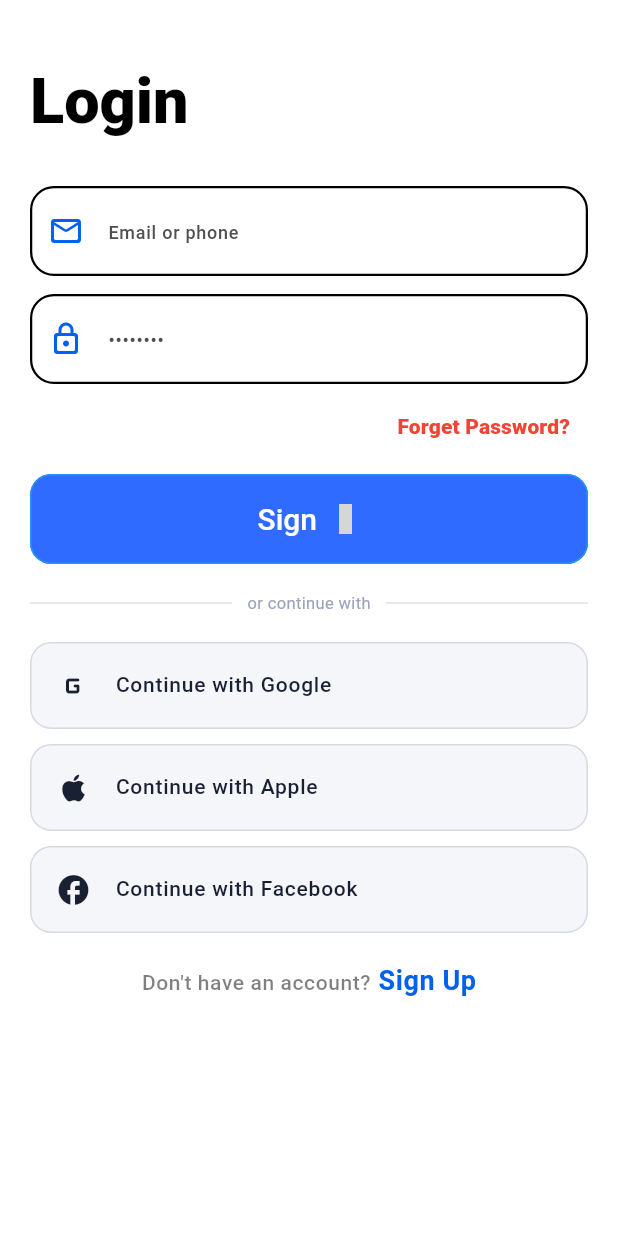
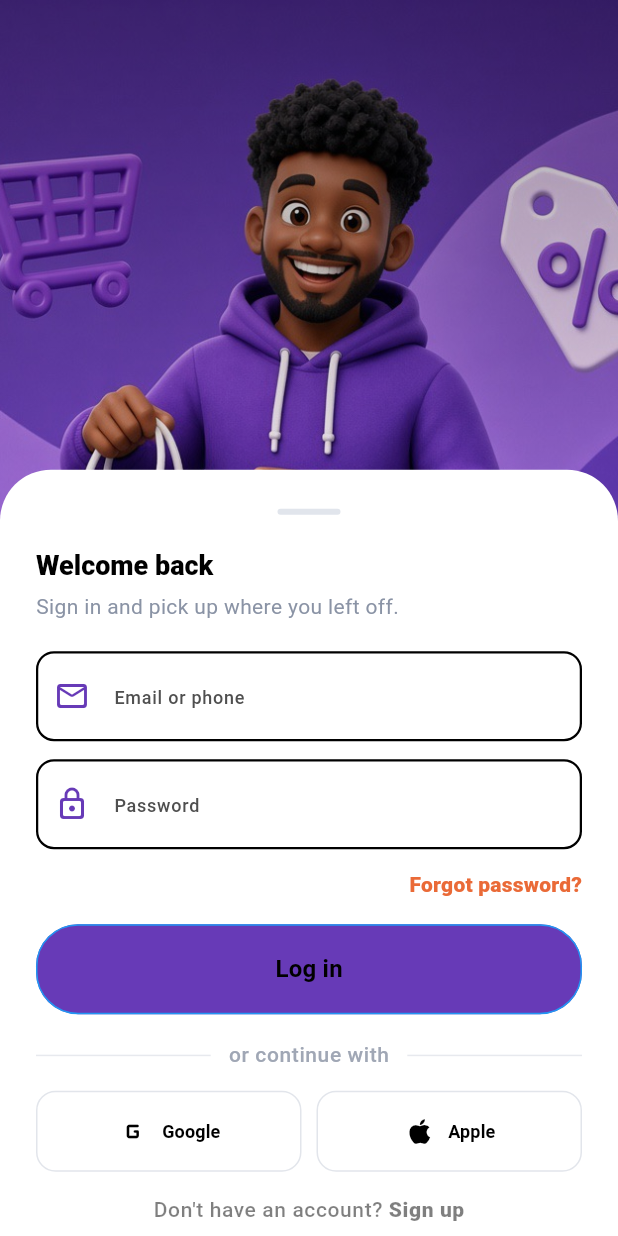
Before and after one commit to moohramadan/primestore_demo, a Flutter app: the screen it shows after launch, on a phone screen of 412 x 824 dp. Run offline on Flutter 3.47's test engine with Material 3 defaults, Android fonts, the phone set to English and light mode, and no system bars; our stand-ins replace carousel_slider, cloud_firestore, connectivity_plus, flutter_rating_bar, flutter_secure_storage, font_awesome_flutter and 8 more; accounts and stored records are empty; network calls fail; Roboto replaces fonts that are missing (Poppins); grey boxes are pictures that could not be loaded.

Commit message:
login changes

```diff
--- a/primestore_demo_app/lib/features/autentication/screens/login/login screen.dart
+++ b/primestore_demo_app/lib/features/autentication/screens/login/login screen.dart
@@ -1,134 +1,234 @@
-import 'package:demo_project/common/widgets/images/t_rounded_image.dart';
 import 'package:demo_project/common/widgets/textfield/textfield_rounded.dart';
-import 'package:demo_project/common/widgets/texts/t_create_account_question.dart';
-import 'package:demo_project/common/widgets/texts/t_headline.dart';
 import 'package:demo_project/data/repositories/auth_repository.dart';
 import 'package:demo_project/data/services/google_auth_service.dart';
 import 'package:demo_project/features/autentication/controllers/login_controller.dart';
 import 'package:demo_project/features/autentication/controllers/user_controller.dart';
-import 'package:demo_project/features/autentication/screens/login/widgets/glass_login_slider.dart';
 import 'package:demo_project/features/autentication/screens/signup.dart/signup%20screen.dart';
 import 'package:demo_project/navigation/navigation%20menu.dart';
 import 'package:demo_project/utils/constants/colors.dart';
-import 'package:demo_project/utils/constants/image_strings.dart';
-import 'package:demo_project/utils/constants/sizes.dart';
-import 'package:demo_project/utils/constants/text_strings.dart';
+import 'package:demo_project/utils/helpers/helper_functions.dart';
 import 'package:demo_project/utils/local_storage/secure_storage_service.dart';
 import 'package:flutter/material.dart';
 import 'package:get/get.dart';
-import 'package:iconsax/iconsax.dart';
 
 class LoginScreen extends StatelessWidget {
   const LoginScreen({super.key});
 
+  static const _backgroundImage = 'assets/images/IMG_1656.JPG';
+  static const _blue = Color(0xFF1769E8);
+
   @override
   Widget build(BuildContext context) {
-    final dark = Theme.of(context).brightness == Brightness.dark;
-    Get.put(GlassSlideController());
     Get.put(LoginController());
-    //final slideController = Get.find<GlassSlideController>();
-    final loginController = Get.find<LoginController>();
+    final controller = Get.find<LoginController>();
+    final formKey = GlobalKey<FormState>();
+    final bottomInset = MediaQuery.viewPaddingOf(context).bottom;
+
     return Scaffold(
+      backgroundColor: _blue,
+      resizeToAvoidBottomInset: false,
       body: Stack(
+        fit: StackFit.expand,
         children: [
-          Container(),
+          Image.asset(
+            _backgroundImage,
+            fit: BoxFit.cover,
+            alignment: Alignment.topCenter,
+          ),
+          const DecoratedBox(
+            decoration: BoxDecoration(
+              gradient: LinearGradient(
+                begin: Alignment.topCenter,
+                end: Alignment.center,
+                colors: [Color(0x55000000), Colors.transparent],
+              ),
+            ),
+          ),
           SafeArea(
-            child: SingleChildScrollView(
-              padding: const EdgeInsets.symmetric(horizontal: 20, vertical: 40),
-              child: Column(
-                crossAxisAlignment: CrossAxisAlignment.start,
-                children: [
-                  THeadline(title: 'Login', fontsize: TSizes.lg,),
-                  SizedBox(height: TSizes.spaceBtwInputFields),
-
-                 // const SizedBox(height: 26),
-
-                  Column(
-                    children: [
-                      //GlassLoginSlider(),
-                      const SizedBox(height: 12),
-                          TTextFieldRounded(
-                            controller: loginController.emailController,
-                            //dark: dark,
-                            borderRadius: TSizes.md,
-                           // labelText: 'Email address',
-                            hintText: 'Email or phone',
-                            icon: Icons.mail_outline_rounded,
-                          ),
-
-                      const SizedBox(height: 12),
-                      TTextFieldRounded(
-                        borderRadius: TSizes.md,
-                        controller: loginController.passwordController,
-                       // labelText: 'Password',
-                        hintText: '••••••••',
-                        icon: Icons.lock_outline_rounded,
-                      ),
-
-                      const SizedBox(height: 4),
-                      Row(
-                        mainAxisAlignment: MainAxisAlignment.end,
-                        children: [
-                          Row(
-                            children: [
-
-                            ],
-                          ),
-
-                          TextButton(
-                            style: TextButton.styleFrom(
-                              foregroundColor: Colors.red,
-                            ),
-                            onPressed: () {},
-                            child: const Text(
-                              TTexts.forgetPassword,
-                              style: TextStyle(
-                                fontSize: TSizes.md - 2,
+            bottom: false,
+            child: Align(
+              alignment: Alignment.topCenter,
+              child: Padding(
+                padding: const EdgeInsets.only(top: 22),
+                child: Text(
+                  '',
+                  style: Theme.of(context).textTheme.labelLarge?.copyWith(
+                    color: Colors.white,
+                    letterSpacing: 3,
                     fontWeight: FontWeight.w800,
                   ),
                 ),
               ),
+            ),
+          ),
+          Align(
+            alignment: Alignment.bottomCenter,
+            child: _LoginSheet(
+              controller: controller,
+              bottomInset: bottomInset,
+              onGoogleTap: () => _signInWithGoogle(context),
+              formKey: formKey,
+            ),
+          ),
         ],
       ),
-                      const SizedBox(height: 8),
-                      SizedBox(
+    );
+  }
+
+  Future<void> _signInWithGoogle(BuildContext context) async {
+    try {
+      final idToken = await GoogleAuthService().signIn();
+      if (idToken == null) return;
+      final result = await AuthController().googleSignIn(idToken);
+      Get.find<UserController>().setSession(result.user, result.accessToken);
+      await SecureStorageService.saveTokens(
+        accessToken: result.accessToken,
+        refreshToken: result.refreshToken,
+      );
+      Get.offAll(() => NavigationMenu());
+    } catch (error) {
+      Get.snackbar('Sign-in failed', _cleanError(error));
+    }
+  }
+
+  String _cleanError(Object error) =>
+      error.toString().replaceFirst('Exception: ', '');
+}
+
+class _LoginSheet extends StatelessWidget {
+  const _LoginSheet({
+    required this.controller,
+    required this.bottomInset,
+    required this.onGoogleTap,
+    required this.formKey,
+  });
+
+  final LoginController controller;
+  final double bottomInset;
+  final VoidCallback onGoogleTap;
+  final GlobalKey<FormState> formKey;
+
+  @override
+  Widget build(BuildContext context) {
+    final theme = Theme.of(context);
+    final screenHeight = MediaQuery.sizeOf(context).height;
+    final dark = THelperFunctions.isDarkMode(context);
+
+    return Container(
+      constraints: BoxConstraints(
+        maxHeight: screenHeight * 0.62,
+        minHeight: 390,
+      ),
+      width: double.infinity,
+      decoration: BoxDecoration(
+        color: dark ? TColors.black : TColors.white,
+        borderRadius: const BorderRadius.vertical(top: Radius.circular(34)),
+      ),
+      child: SingleChildScrollView(
+        padding: EdgeInsets.fromLTRB(24, 26, 24, 18 + bottomInset),
+        child: Form(
+          key: formKey,
+          child: Column(
+            crossAxisAlignment: CrossAxisAlignment.start,
+            children: [
+              Center(
+                child: Container(
+                  width: 42,
+                  height: 4,
+                  decoration: BoxDecoration(
+                    color: const Color(0xFFE1E5EC),
+                    borderRadius: BorderRadius.circular(4),
+                  ),
+                ),
+              ),
+              const SizedBox(height: 22),
+              Text(
+                'Welcome back',
+                style: theme.textTheme.headlineSmall?.copyWith(
+                  fontWeight: FontWeight.w800,
+                ),
+              ),
+              const SizedBox(height: 5),
+              Text(
+                'Sign in and pick up where you left off.',
+                style: theme.textTheme.bodyMedium?.copyWith(
+                  color: const Color(0xFF8A93A5),
+                ),
+              ),
+              const SizedBox(height: 20),
+              TTextFieldRounded(
+                controller: controller.emailController,
+                hintText: 'Email or phone',
+                icon: Icons.mail_outline_rounded,
+                keyboardType: TextInputType.emailAddress,
+                textInputAction: TextInputAction.next,
+                validator: _validateEmail,
+              ),
+              const SizedBox(height: 12),
+              TTextFieldRounded(
+                controller: controller.passwordController,
+                hintText: 'Password',
+                icon: Icons.lock_outline_rounded,
+                obscureText: true,
+                textInputAction: TextInputAction.done,
+                validator: _validatePassword,
+              ),
+              Align(
+                alignment: Alignment.centerRight,
+                child: TextButton(
+                  onPressed: () {},
+                  style: TextButton.styleFrom(
+                    foregroundColor: Color.fromARGB(255, 151, 12, 2),
+                    padding: const EdgeInsets.symmetric(vertical: 8),
+                  ),
+                  child: Text(
+                    'Forgot password?',
+                    style: theme.textTheme.titleMedium?.apply(
+                      color: const Color(0xFFEA6A37),
+                      fontSizeDelta: -2,
+                      fontWeightDelta: 25,
+                    ),
+                  ),
+                ),
+              ),
+              const SizedBox(height: 2),
+              Obx(
+                () => SizedBox(
                   width: double.infinity,
                   height: 60,
-                        child: Obx(
-                          () => ElevatedButton(
-                            onPressed: loginController.isLoading.value
+                  child: ElevatedButton(
+                    onPressed: controller.isLoading.value
                         ? null
-                                : loginController.login,
+                        : () {
+                            if (formKey.currentState?.validate() ?? false) {
+                              FocusManager.instance.primaryFocus?.unfocus();
+                              controller.login();
+                            }
+                          },
                     style: ElevatedButton.styleFrom(
-                              backgroundColor: const Color(0xFF2F6BFF),
+                      backgroundColor: TColors.primary,
                       foregroundColor: Colors.white,
-                              padding: const EdgeInsets.symmetric(vertical: 10),
+                      disabledBackgroundColor: const Color(0xFFF2A98D),
                       shape: RoundedRectangleBorder(
-                                borderRadius: BorderRadius.circular(14),
+                        borderRadius: BorderRadius.circular(28),
                       ),
+                      elevation: 0,
                     ),
-                            child: loginController.isLoading.value
+                    child: controller.isLoading.value
                         ? const SizedBox(
+                            width: 22,
                             height: 22,
-                                    width: 22,
                             child: CircularProgressIndicator(
+                              strokeWidth: 2,
                               color: Colors.white,
-                                      strokeWidth: 2,
                             ),
                           )
-                                : Row(
-                                    mainAxisAlignment: MainAxisAlignment.center,
-                                    children: const [
-                                      Text(
-                                        'Sign',
-                                        style: TextStyle(
-                                          fontSize: 20,
-                                          fontWeight: FontWeight.w500,
+                        : Text(
+                            'Log in',
+                            style: theme.textTheme.titleMedium?.copyWith(
+                              fontSize: 16,
+                              fontWeight: FontWeight.w700,
                             ),
-                                      ),
-                                      SizedBox(width: 9),
-                                      Icon(Iconsax.verify, size: 20),
-                                    ],
                           ),
                   ),
                 ),
@@ -136,142 +236,110 @@ class LoginScreen extends StatelessWidget {
               const SizedBox(height: 18),
               Row(
                 children: [
-                          Expanded(
-                            child: Divider(
-                              color: dark
-                                  ? Colors.white.withValues(alpha: 0.15)
-                                  : const Color(
-                                      0xFF5E6784,
-                                    ).withValues(alpha: 0.2),
-                            ),
-                          ),
+                  const Expanded(child: Divider(color: Color(0xFFE7E9EE))),
                   Padding(
-                            padding: const EdgeInsets.symmetric(horizontal: 10),
+                    padding: const EdgeInsets.symmetric(horizontal: 12),
                     child: Text(
                       'or continue with',
-                              style: TextStyle(
-                                fontSize: 11,
-                                color: dark
-                                    ? Colors.white.withValues(alpha: 0.4)
-                                    : const Color(0xFF9CA3BB),
+                      style: theme.textTheme.bodySmall?.copyWith(
+                        color: const Color(0xFFA0A7B5),
                       ),
                     ),
                   ),
+                  const Expanded(child: Divider(color: Color(0xFFE7E9EE))),
+                ],
+              ),
+              const SizedBox(height: 14),
+              Row(
+                children: [
                   Expanded(
-                            child: Divider(
-                              color: dark
-                                  ? Colors.white.withValues(alpha: 0.15)
-                                  : const Color(
-                                      0xFF5E6784,
-                                    ).withValues(alpha: 0.2),
+                    child: _SocialButton(
+                      icon: Icons.g_mobiledata_rounded,
+                      label: 'Google',
+                      onTap: onGoogleTap,
+                    ),
+                  ),
+                  const SizedBox(width: 10),
+                  Expanded(
+                    child: _SocialButton(
+                      icon: Icons.apple_rounded,
+                      label: 'Apple',
+                      onTap: () {},
                     ),
                   ),
                 ],
               ),
-                      const SizedBox(height: 18),
-                      Column(
-                        crossAxisAlignment: CrossAxisAlignment.stretch,
+              const SizedBox(height: 16),
+              Center(
+                child: Wrap(
                   children: [
-                          _SocialSignInTile(
-                            dark: dark,
-                            icon: Icons.g_mobiledata_rounded,
-                            label: 'Continue with Google',
-                            onTap: () async {
-                              try {
-                                final googleAuth = GoogleAuthService();
-                                final idToken = await googleAuth.signIn();
-
-                                if (idToken == null) return;
-
-                                final authController = AuthController();
-                                final result = await authController
-                                    .googleSignIn(idToken);
-
-                                Get.find<UserController>().setSession(
-                                  result.user,
-                                  result.accessToken,
-                                );
-                                await SecureStorageService.saveTokens(
-                                  accessToken: result.accessToken,
-                                  refreshToken: result.refreshToken,
-                                );
-
-                                Get.snackbar('Success', 'Logged in!');
-                                Get.to(() => NavigationMenu());
-                              } catch (e) {
-                                Get.snackbar('Error', e.toString());
-                              }
-                            },
+                    Text(
+                      "Don't have an account? ",
+                      style: theme.textTheme.bodySmall?.copyWith(),
                     ),
-                          const SizedBox(height: 10),
-                          _SocialSignInTile(
-                            dark: dark,
-                            icon: Icons.apple_rounded,
-                            label: 'Continue with Apple',
+                    GestureDetector(
+                      onTap: () => Get.to(() => SignupScreen()),
+                      child: Text(
+                        'Sign up',
+                        style: theme.textTheme.bodySmall?.copyWith(
+                          fontWeight: FontWeight.w800,
                         ),
-                          const SizedBox(height: 10),
-                          _SocialSignInTile(
-                            dark: dark,
-                            icon: Icons.facebook_rounded,
-                            label: 'Continue with Facebook',
+                      ),
                     ),
                   ],
-                      ),
-                    ],
-                  ),
-                  const SizedBox(height: 20),
-
-                  Center(
-                    child: TQuestionTextButton(
-                      question: "Don't have an account?",
-                      answer: ' Sign Up',
-                      onTap: () => Get.to(() => SignupScreen()),
                 ),
               ),
             ],
           ),
         ),
       ),
-        ],
+    );
+  }
+
+  String? _validateEmail(String? value) {
+    final email = value?.trim() ?? '';
+    if (email.isEmpty) return 'Enter your email address.';
+    final emailPattern = RegExp(r'^[^@\s]+@[^@\s]+\.[^@\s]+$');
+    if (!emailPattern.hasMatch(email)) return 'Enter a valid email address.';
+    return null;
+  }
+
+  String? _validatePassword(String? value) {
+    if (value == null || value.isEmpty) return 'Enter your password.';
+    if (value.length < 6) return 'Password must be at least 6 characters.';
+    return null;
+  }
+}
+
+class _SocialButton extends StatelessWidget {
+  const _SocialButton({
+    required this.icon,
+    required this.label,
+    required this.onTap,
+  });
+
+  final IconData icon;
+  final String label;
+  final VoidCallback onTap;
+
+  @override
+  Widget build(BuildContext context) {
+    final dark = THelperFunctions.isDarkMode(context);
+    final theme = Theme.of(context);
+    return OutlinedButton.icon(
+      onPressed: onTap,
+      icon: Icon(icon, color: dark ? TColors.white : TColors.dark, size: 22),
+      label: Text(
+        label,
+        style: theme.textTheme.labelLarge?.copyWith(
+          fontWeight: FontWeight.w600,
+        ),
+      ),
+      style: OutlinedButton.styleFrom(
+        minimumSize: const Size.fromHeight(44),
+        side: const BorderSide(color: Color(0xFFE2E5EB)),
+        shape: RoundedRectangleBorder(borderRadius: BorderRadius.circular(13)),
       ),
     );
   }
 }
-
-class _SocialSignInTile extends StatelessWidget {
-  const _SocialSignInTile({
-    required this.dark,
-    required this.icon,
-    required this.label,
-    this.onTap,
-  });
-
-  final bool dark;
-  final IconData icon;
-  final String label;
-  final VoidCallback? onTap;
-
-  @override
-  Widget build(BuildContext context) {
-    final foregroundColor = dark ? Colors.white : const Color(0xFF1A2033);
-
-    return Container(
-      decoration: BoxDecoration(
-        color: dark
-            ? Colors.white.withValues(alpha: 0.08)
-            : const Color(0xFFF5F6FA),
-        border: Border.all(
-          color: dark
-              ? Colors.white.withValues(alpha: 0.15)
-              : const Color(0xFF5E6784).withValues(alpha: 0.2),
-        ),
-        borderRadius: BorderRadius.circular(14),
-      ),
-      child: ListTile(
-        leading: Icon(icon, color: foregroundColor),
-        title: Text(label, style: TextStyle(color: foregroundColor)),
-        onTap: onTap,
-      ),
-    );
-  }
-}
--- a/primestore_demo_app/lib/utils/constants/colors.dart
+++ b/primestore_demo_app/lib/utils/constants/colors.dart
@@ -5,8 +5,8 @@ class TColors {
 
   // App Basic Colors
   //static const Color primary = Color.fromRGBO(2, 231, 212, 1);
-  static const Color primary = Color.fromRGBO(2, 97, 240, 1);
-  //static const Color primary = Color.fromRGBO(240, 85, 2, 1);
+   //static const Color primary = Color.fromRGBO(2, 97, 240, 1);
+  static const Color primary = Color.from(alpha: 1, red: 0.404, green: 0.227, blue: 0.718);
 
   static const Color scaffoldDarkBlue1 = Color.fromRGBO(20, 25, 39, 1);
   static const Color scaffoldDarkBlue2 = Color.fromRGBO(20, 44, 92, 1);
```
Also changed, not shown: primestore_demo_app/lib/common/widgets/custom_shapes/containers/primary_header_container.dart (+56 -12 lines), primestore_demo_app/lib/features/autentication/controllers/login_controller.dart (+7 -15 lines), primestore_demo_app/lib/features/shop/screens/home/home.dart (+105 -79 lines), primestore_demo_app/assets/images/IMG_1654.JPG (added), primestore_demo_app/assets/images/IMG_1656.JPG (added), 1 other file. Lines whose indentation alone changed are shown as unchanged.
